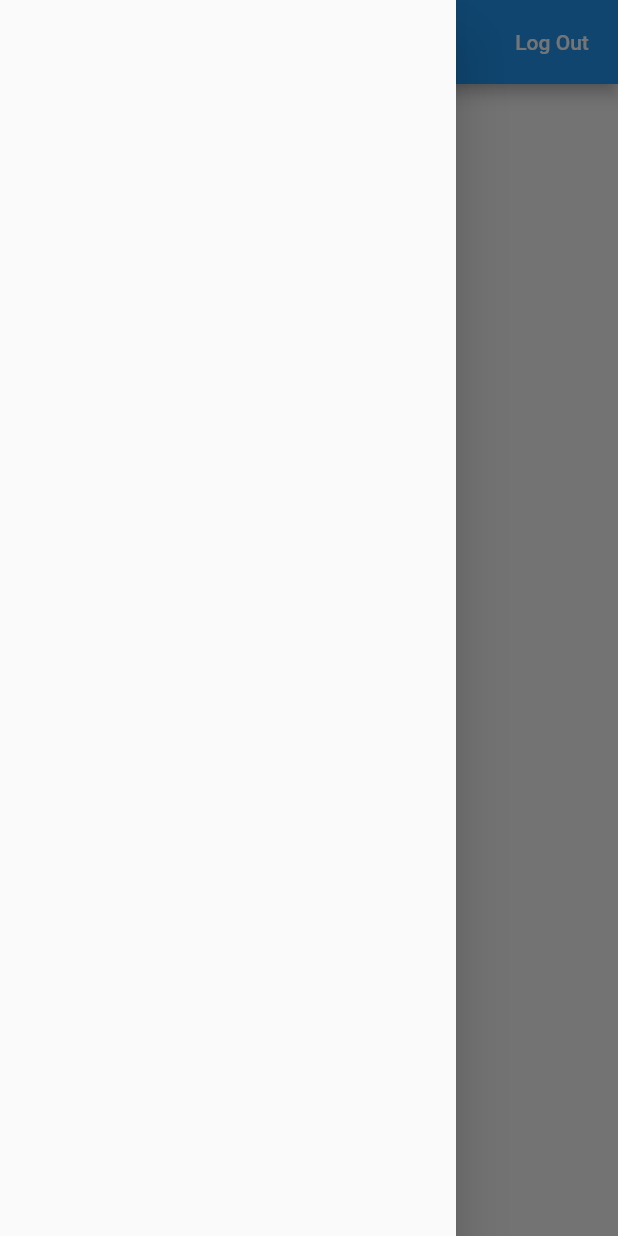
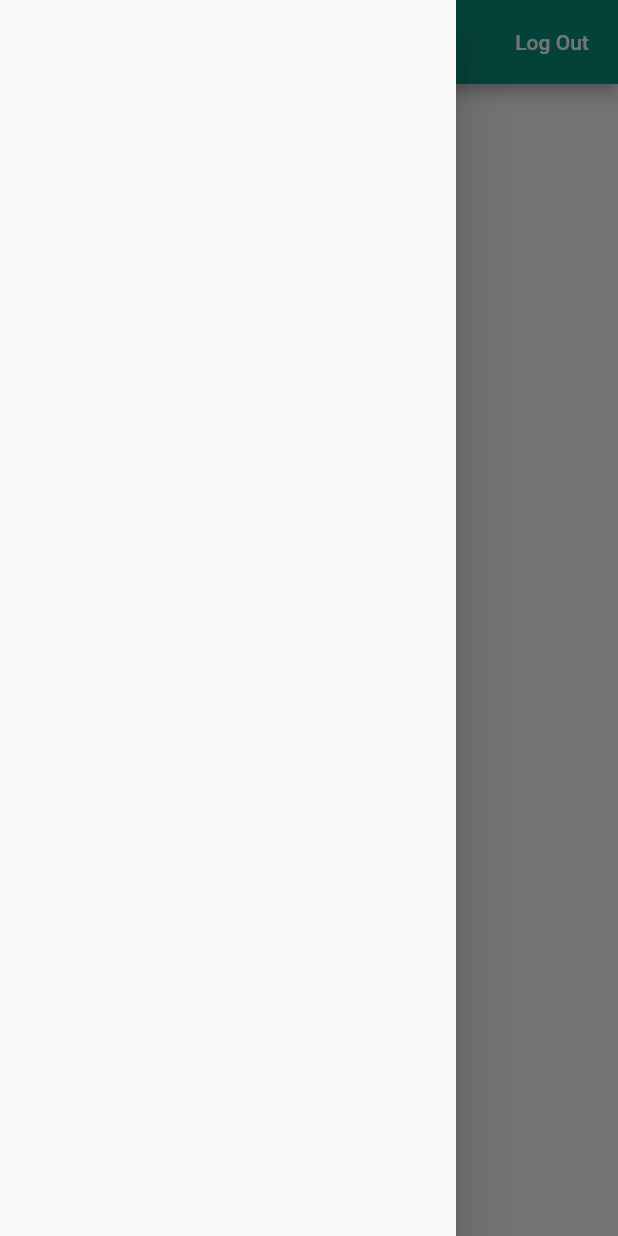
Before and after one commit to JulioCaballero/Proyecto_Flutter, a Flutter app: the MainPage screen opened directly, with the side drawer open, on a phone screen of 412 x 824 dp. Run offline on Flutter 3.47's test engine with Material 2 defaults, Android fonts, the phone set to English and light mode, and no system bars; our stand-ins replace shared_preferences; accounts and stored records are empty; network calls fail.

Commit message:
updated main

```diff
--- a/proyecto_flutter/lib/src/pages/login__page.dart
+++ b/proyecto_flutter/lib/src/pages/login__page.dart
@@ -51,7 +51,7 @@ class _LoginPageState extends State<LoginPage> {
     SharedPreferences sharedPreferences = await SharedPreferences.getInstance();
     Map data = {'username': email, 'password': pass};
     var jsonResponse = null;
-    var response = await http.post("https://63b28d6c4eae.ngrok.io/api/v1/login",
+    var response = await http.post("https://ac1c3eb24086.ngrok.io/api/v1/login",
         body: data);
     if (response.statusCode == 200) {
       print("el login es correcto");
--- a/proyecto_flutter/lib/src/pages/main_page.dart
+++ b/proyecto_flutter/lib/src/pages/main_page.dart
@@ -1,8 +1,4 @@
-import 'dart:convert';
-
 import 'package:flutter/material.dart';
-import 'package:flutter/services.dart';
-import 'package:http/http.dart' as http;
 import 'package:proyecto_flutter/src/pages/login__page.dart';
 import 'package:shared_preferences/shared_preferences.dart';
 
@@ -32,7 +28,8 @@ class _MainPageState extends State<MainPage> {
   Widget build(BuildContext context) {
     return Scaffold(
       appBar: AppBar(
-        title: Text("Code Land", style: TextStyle(color: Colors.white)),
+        title: Text("Main", style: TextStyle(color: Colors.white)),
+        backgroundColor: Color(0xFF088d7a),
         actions: <Widget>[
           FlatButton(
             onPressed: () {
@@ -44,7 +41,7 @@ class _MainPageState extends State<MainPage> {
           ),
         ],
       ),
-      body: Center(child: Text("Main Page")),
+      body: Center(child: Text("Welcome")),
       drawer: Drawer(),
     );
   }
```
Also changed, not shown: proyecto_flutter/lib/src/pages/login_page.dart (deleted, +0 -56 lines).
